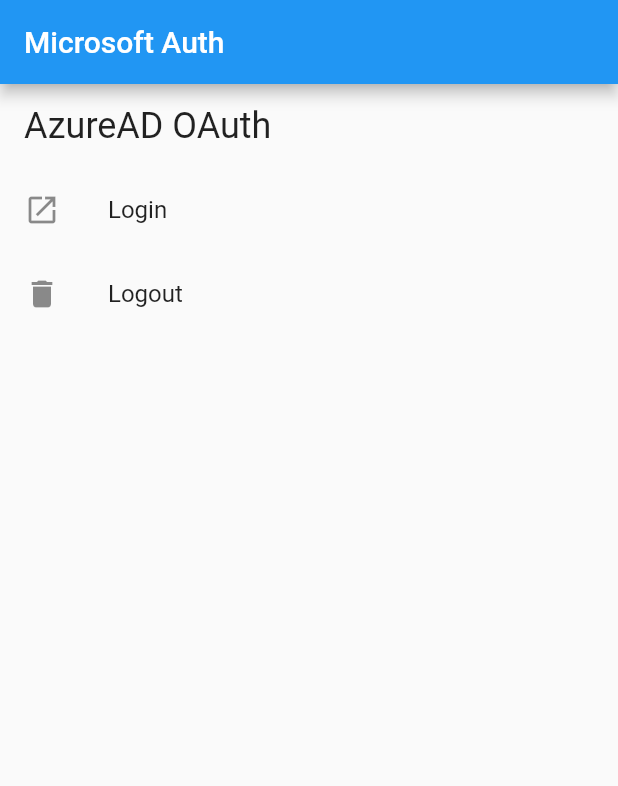
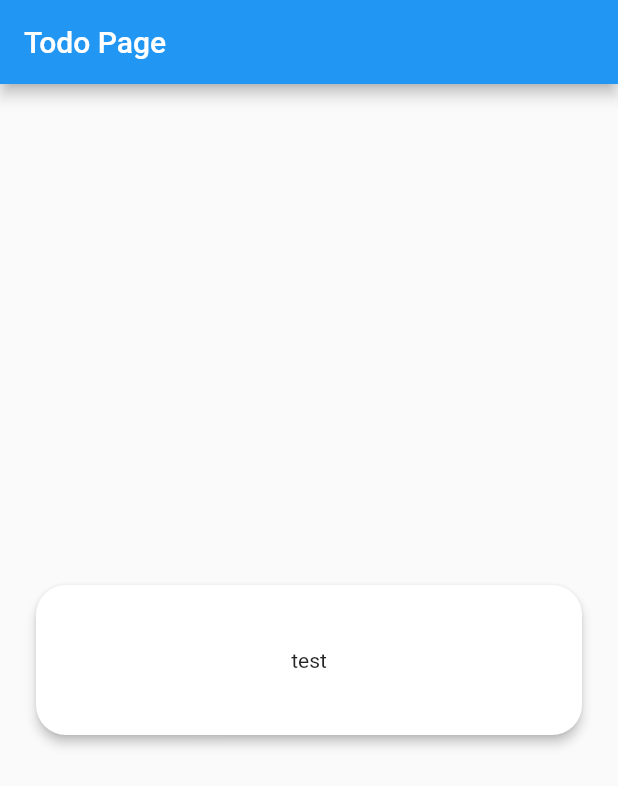
Before and after one commit to tajjacob/flutter_example, a Flutter app: the screen it shows after launch, on a phone screen of 412 x 824 dp. Shown: the top 786 px of the screen. Run offline on Flutter 3.47's test engine with Material 2 defaults, Android fonts, the phone set to English and light mode, and no system bars; our stand-ins replace permission_handler; missing offline and left inert: aad_oauth, health, health_kit.

```diff
--- a/lib/main.dart
+++ b/lib/main.dart
@@ -3,6 +3,7 @@ import 'package:flutter/material.dart';
 
 import 'src/core/multi_providers.dart';
 import 'src/features/microsoft_auth/presentation/pages/microsoft_auth_page.dart';
+import 'src/features/provider_todo/presentation/pages/todo_page.dart';
 
 void main() {
   runApp(const MyApp());
@@ -15,12 +16,13 @@ class MyApp extends StatelessWidget {
   Widget build(BuildContext context) {
     return MultiProviders(
       child: MaterialApp(
+        debugShowCheckedModeBanner: true,
         title: 'Flutter Demo',
         theme: ThemeData(
           primarySwatch: Colors.blue,
         ),
         routes: routes(),
-        home: const MicrosoftAuthPage(),
+        home: const TodoPage(),
         // home: const Tutorial19Page(), // HealthPage(),DogPage Tutorial16Page
         navigatorKey: navigatorKey,
       ),
--- /dev/null
+++ b/lib/src/features/provider_todo/presentation/pages/todo_page.dart
@@ -0,0 +1,47 @@
+import 'package:flutter/material.dart';
+
+class TodoPage extends StatelessWidget {
+  const TodoPage({super.key});
+
+  @override
+  Widget build(BuildContext context) {
+    return Scaffold(
+      appBar: AppBar(
+        title: const Text('Todo Page'),
+      ),
+      body: Padding(
+        padding: const EdgeInsets.all(20.0),
+        child: Column(
+          mainAxisAlignment: MainAxisAlignment.center,
+          crossAxisAlignment: CrossAxisAlignment.center,
+          children: [
+            GestureDetector(
+              onTap: () {
+                Navigator.pushNamed(context, '/tutorial-19');
+              },
+              child: Card(
+                elevation: 3,
+                shape: RoundedRectangleBorder(
+                  borderRadius: BorderRadius.circular(20),
+                ),
+                child: Container(
+                  height: 100,
+                  width: double.infinity,
+                  decoration: const BoxDecoration(
+                    color: Colors.white,
+                    borderRadius: BorderRadius.all(Radius.circular(25)),
+                  ),
+                  margin: const EdgeInsets.symmetric(horizontal: 20),
+                  padding: const EdgeInsets.symmetric(vertical: 5),
+                  child: const Center(
+                    child: Text('test'),
+                  ),
+                ),
+              ),
+            ),
+          ],
+        ),
+      ),
+    );
+  }
+}
--- a/pubspec.yaml
+++ b/pubspec.yaml
@@ -20,7 +20,7 @@ dependencies:
       url: https://github.com/tajjacob/aad_oauth.git
       ref: upstream/2023-33-upgrade-plugins+add-param
   health: ^8.0.0
-  flutter_local_notifications: ^15.1.0+1
+  flutter_local_notifications: ^15.1.1
   health_kit: ^0.0.6
   permission_handler: ^10.4.3
   provider: ^6.0.5
```
Also changed, not shown: pubspec.lock.
